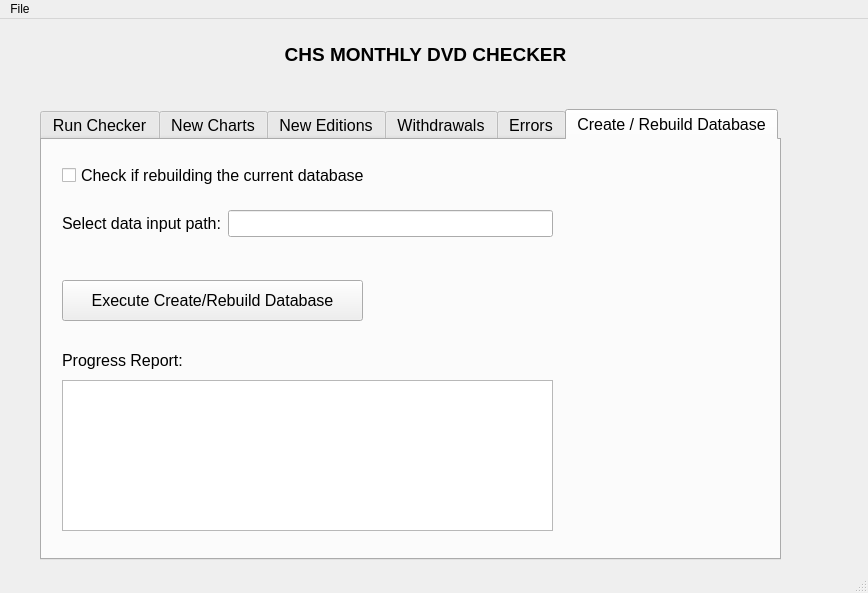
Old version of the form CHS_DVD_Checker.ui in the repository Mabus00/CHS-DVD-Reader.
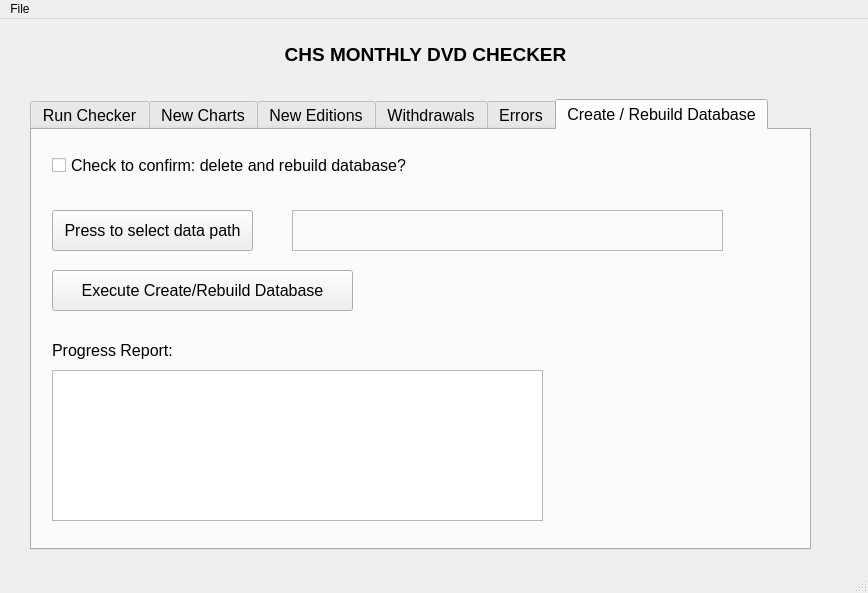
New version of the form. The open tabs and pages were chosen to show the change.

Commit message: select data path functionality added

The edit to the form file:
```diff
--- a/CHS_DVD_Checker.ui
+++ b/CHS_DVD_Checker.ui
@@ -40,12 +40,18 @@
    <widget class="QTabWidget" name="tabWidget">
     <property name="geometry">
      <rect>
-      <x>40</x>
-      <y>90</y>
-      <width>741</width>
+      <x>30</x>
+      <y>80</y>
+      <width>781</width>
       <height>451</height>
      </rect>
     </property>
+    <property name="sizePolicy">
+     <sizepolicy hsizetype="Expanding" vsizetype="Preferred">
+      <horstretch>0</horstretch>
+      <verstretch>0</verstretch>
+     </sizepolicy>
+    </property>
     <property name="font">
      <font>
       <pointsize>12</pointsize>
@@ -115,37 +121,15 @@
        <rect>
         <x>20</x>
         <y>20</y>
-        <width>341</width>
+        <width>361</width>
         <height>31</height>
        </rect>
       </property>
       <property name="text">
-       <string>Check if rebuilding the current database</string>
+       <string>Check to confirm: delete and rebuild database?</string>
       </property>
      </widget>
-     <widget class="QWidget" name="formLayoutWidget_2">
-      <property name="geometry">
-       <rect>
-        <x>20</x>
-        <y>70</y>
-        <width>491</width>
-        <height>41</height>
-       </rect>
-      </property>
-      <layout class="QFormLayout" name="formLayout">
-       <item row="0" column="0">
-        <widget class="QLabel" name="selectInputPathLabel">
-         <property name="text">
-          <string>Select data input path:</string>
-         </property>
-        </widget>
-       </item>
-       <item row="0" column="1">
-        <widget class="QLineEdit" name="selectInputPathLineEdit"/>
-       </item>
-      </layout>
-     </widget>
-     <widget class="QTextBrowser" name="textBrowser">
+     <widget class="QTextBrowser" name="rebuild_database_textBrowser">
       <property name="geometry">
        <rect>
         <x>20</x>
@@ -181,6 +165,41 @@
        <string>Execute Create/Rebuild Database</string>
       </property>
      </widget>
+     <widget class="QPushButton" name="selectDataPathButton">
+      <property name="geometry">
+       <rect>
+        <x>20</x>
+        <y>80</y>
+        <width>201</width>
+        <height>41</height>
+       </rect>
+      </property>
+      <property name="text">
+       <string>Press to select data path</string>
+      </property>
+     </widget>
+     <widget class="QLabel" name="data_input_path">
+      <property name="geometry">
+       <rect>
+        <x>260</x>
+        <y>80</y>
+        <width>431</width>
+        <height>41</height>
+       </rect>
+      </property>
+      <property name="sizePolicy">
+       <sizepolicy hsizetype="Expanding" vsizetype="Expanding">
+        <horstretch>0</horstretch>
+        <verstretch>0</verstretch>
+       </sizepolicy>
+      </property>
+      <property name="frameShape">
+       <enum>QFrame::StyledPanel</enum>
+      </property>
+      <property name="text">
+       <string/>
+      </property>
+     </widget>
     </widget>
    </widget>
   </widget>
```
Left out of the diff: 2 changed lines with no effect on the pictures. The commit also changes 2 other files.
